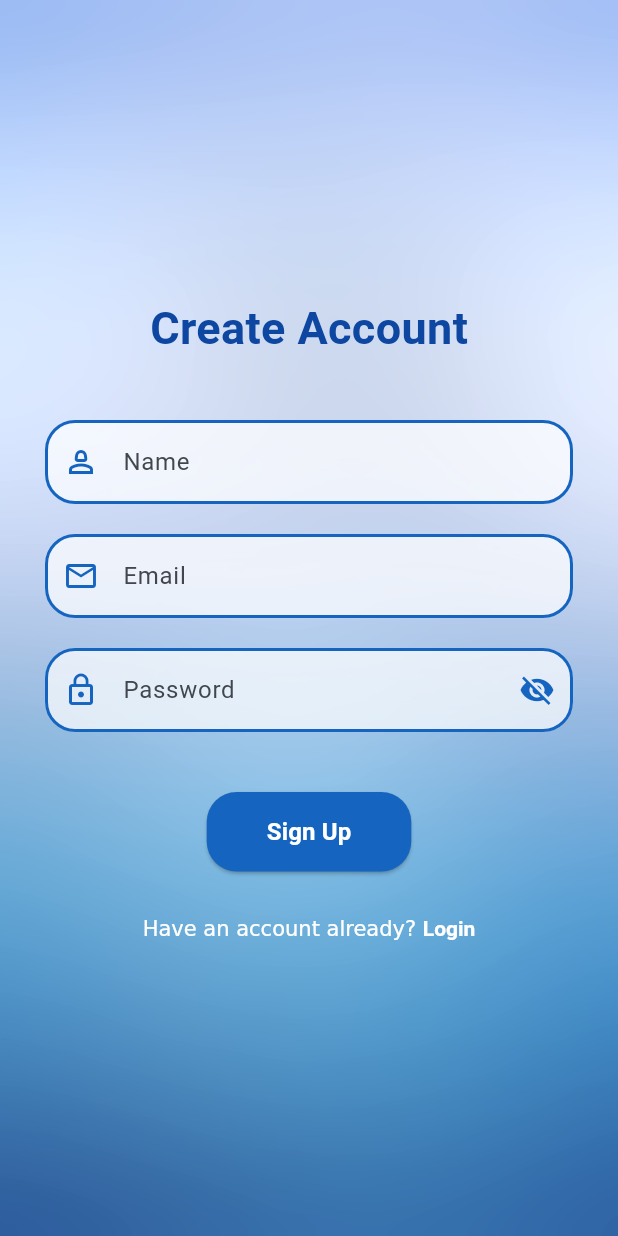
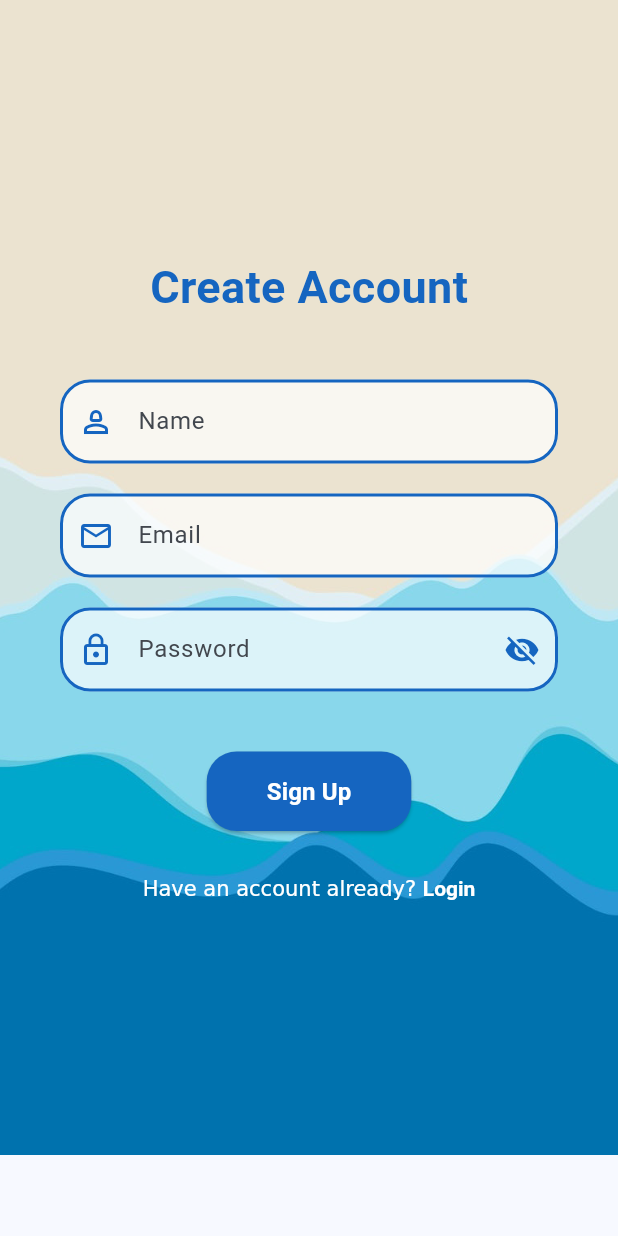
Before and after one commit to Makari0us/swim_z, a Flutter app: the SignUpPage screen opened directly, on a phone screen of 412 x 824 dp. Run offline on Flutter 3.47's test engine with Material 2 defaults, Android fonts, the light colour scheme and no system bars; our stand-ins replace audioplayers, cloud_firestore, firebase_auth, firebase_core, firebase_storage, google_maps_flutter and 2 more; accounts and stored records are empty; network calls fail; statements that could not run were skipped.

```diff
--- a/lib/auth/signup_page.dart
+++ b/lib/auth/signup_page.dart
@@ -83,14 +83,15 @@
   @override
   Widget build(BuildContext context) {
     return Scaffold(
-      body: Container(
+      body: SingleChildScrollView(
+        child: Container(
           decoration: BoxDecoration(
             image: DecorationImage(
-            image: AssetImage('assets/images/login-bg.jpg'),
+              image: AssetImage('assets/images/water-bg.jpg'),
               fit: BoxFit.cover,
             ),
           ),
-        padding: EdgeInsets.all(30.0),
+          padding: EdgeInsets.symmetric(horizontal: 40.0, vertical: 170.0),
           child: Column(
             mainAxisAlignment: MainAxisAlignment.center,
             children: [
@@ -99,7 +100,7 @@
                 style: TextStyle(
                   fontSize: 30,
                   fontWeight: FontWeight.bold,
-                color: Colors.blue[900],
+                  color: Colors.blue[800],
                 ),
               ),
               SizedBox(height: 40.0),
@@ -217,7 +218,8 @@
                   shape: RoundedRectangleBorder(
                     borderRadius: BorderRadius.circular(20.0),
                   ),
-                padding: EdgeInsets.symmetric(horizontal: 40.0, vertical: 15.0),
+                  padding:
+                      EdgeInsets.symmetric(horizontal: 40.0, vertical: 15.0),
                 ),
                 child: Text(
                   'Sign Up',
@@ -238,7 +240,8 @@
                       style: TextStyle(
                         fontWeight: FontWeight.bold,
                       ),
-                    recognizer: TapGestureRecognizer()..onTap = _goToLoginPage,
+                      recognizer: TapGestureRecognizer()
+                        ..onTap = _goToLoginPage,
                     ),
                   ],
                 ),
@@ -246,6 +249,7 @@
             ],
           ),
         ),
+      ),
     );
   }
 }
```
Also changed, not shown: lib/auth/login_page.dart (+11 -6 lines), lib/pages/route.dart (added, +63 -0 lines), assets/images/water-bg.jpg (added). Lines whose indentation alone changed are shown as unchanged.
